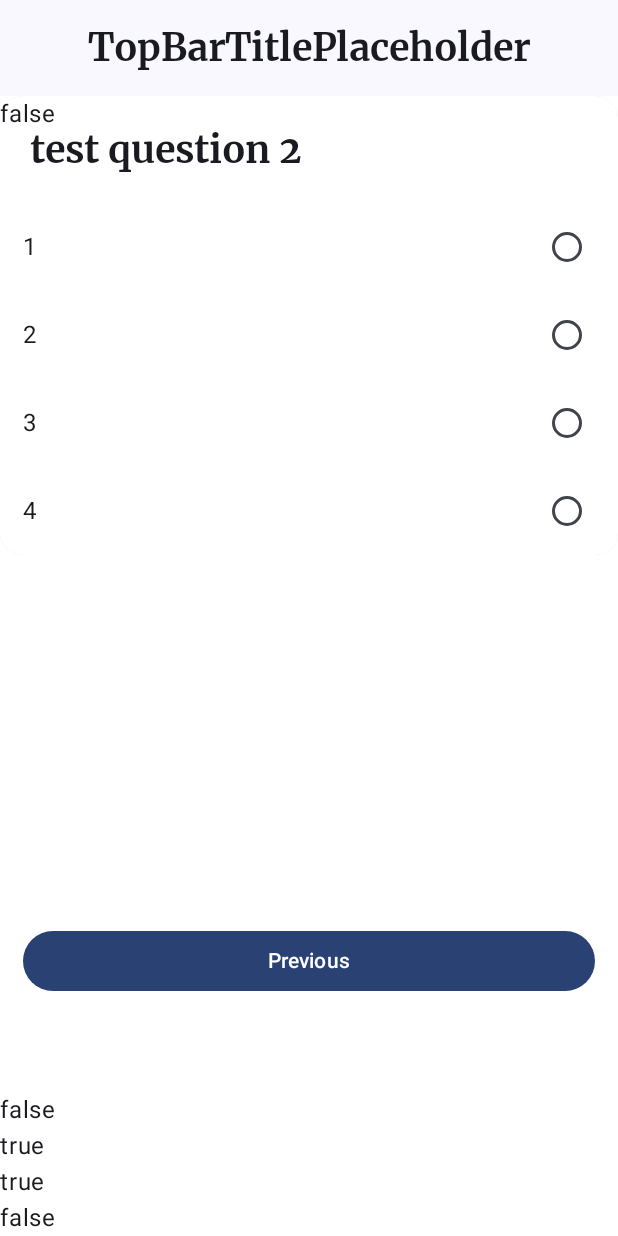
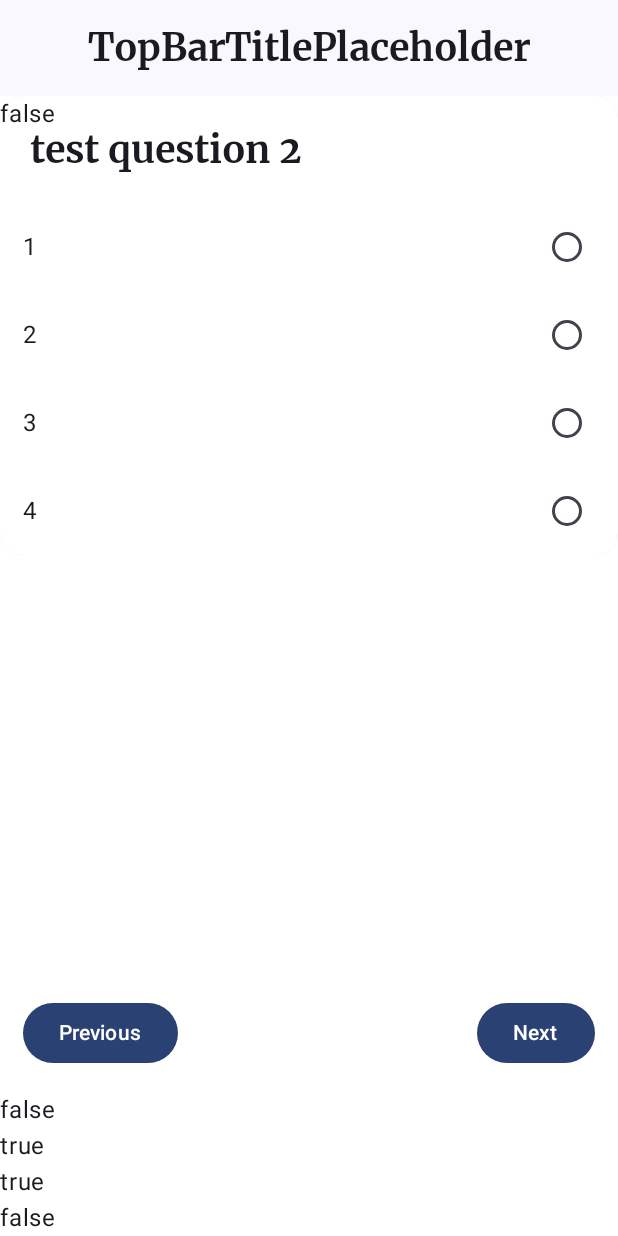
Before and after one commit to SohSohh/PrepApp, an Android app built with Jetpack Compose: the TestingScreen screen opened through its navigation route, on a phone screen of 412 x 824 dp. Run offline under Robolectric (Android 15) with nearby library versions, the light colour scheme and no system bars.

Commit message:
Implemented basic functionality

```diff
--- a/app/src/main/java/com/example/myapplication/MainApp.kt
+++ b/app/src/main/java/com/example/myapplication/MainApp.kt
@@ -48,13 +48,13 @@
                 .padding(innerPadding)
         ) {
             composable(route = "TestConfigurationScreen") {
-                TestConfigurationScreen(modifier = Modifier.fillMaxSize(), onStartButtonClicked = { navController.navigate(route = "TestingScreen") }, testScreenViewModel = testScreenViewModel)
+                TestConfigurationScreen(modifier = Modifier, onStartButtonClicked = { navController.navigate(route = "TestingScreen") }, testScreenViewModel = testScreenViewModel)
             }
             composable(route = "TestingScreen") {
-                TestingScreen(modifier = Modifier.fillMaxSize(), testScreenViewModel = testScreenViewModel)
+                TestingScreen(modifier = Modifier, testScreenViewModel = testScreenViewModel)
             }
             composable(route = "EndScreen") {
-                EndOfTestScreen(modifier = Modifier.fillMaxSize())
+                EndOfTestScreen(modifier = Modifier)
             }
         }
     }
--- a/app/src/main/java/com/example/myapplication/TestScreen/TestScreenConfiguration.kt
+++ b/app/src/main/java/com/example/myapplication/TestScreen/TestScreenConfiguration.kt
@@ -31,7 +31,7 @@
     testScreenViewModel: TestScreenViewModel = viewModel(),
     onStartButtonClicked: () -> Unit = {},
 ) {
-    val testScreenUiState by testScreenViewModel._uiState.collectAsState()
+    val testScreenUiState by testScreenViewModel.uiState.collectAsState()
     Column(modifier = modifier
         .fillMaxSize()
         .background(color = Color.White)) {
--- a/app/src/main/java/com/example/myapplication/TestScreen/TestingScreen.kt
+++ b/app/src/main/java/com/example/myapplication/TestScreen/TestingScreen.kt
@@ -37,7 +37,7 @@
 fun TestingScreen(modifier: Modifier = Modifier,
                   testScreenViewModel: TestScreenViewModel = viewModel(),
                   onClickEndTest:() -> Unit = {}, ) {
-    val testScreenUiState by testScreenViewModel._uiState.collectAsState()
+    val testScreenUiState by testScreenViewModel.uiState.collectAsState()
     Column(
         modifier = modifier
             .fillMaxSize()
```
Also changed, not shown: app/src/main/java/com/example/myapplication/TestScreen/TestScreenViewModel.kt (+13 -13 lines).
